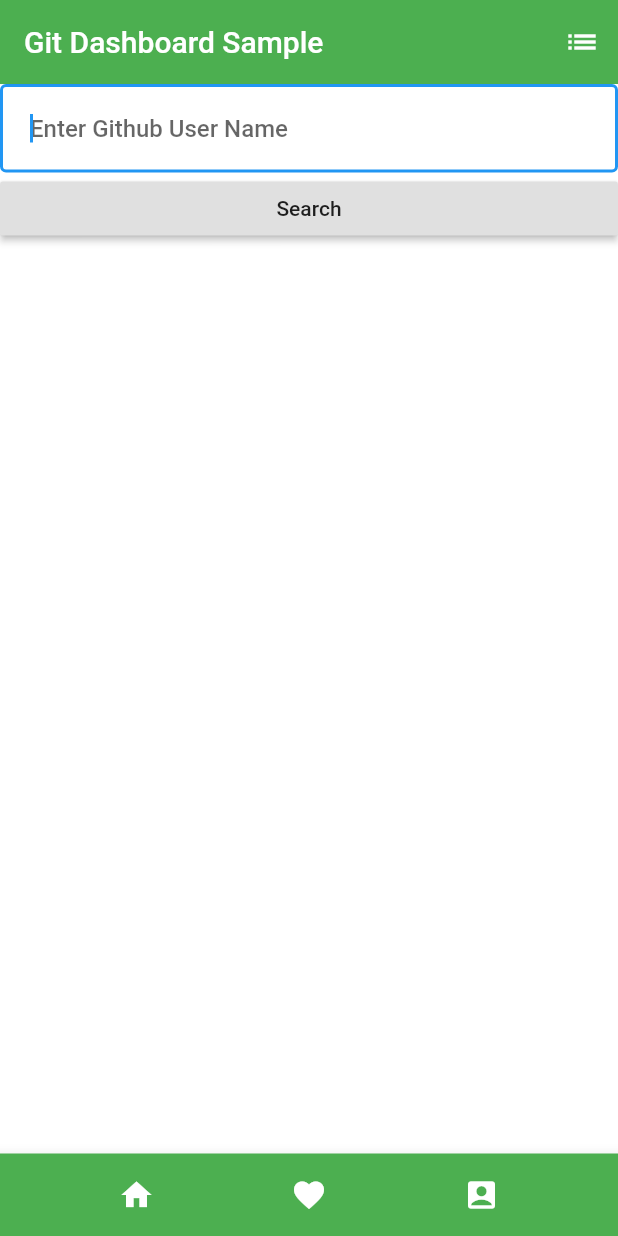
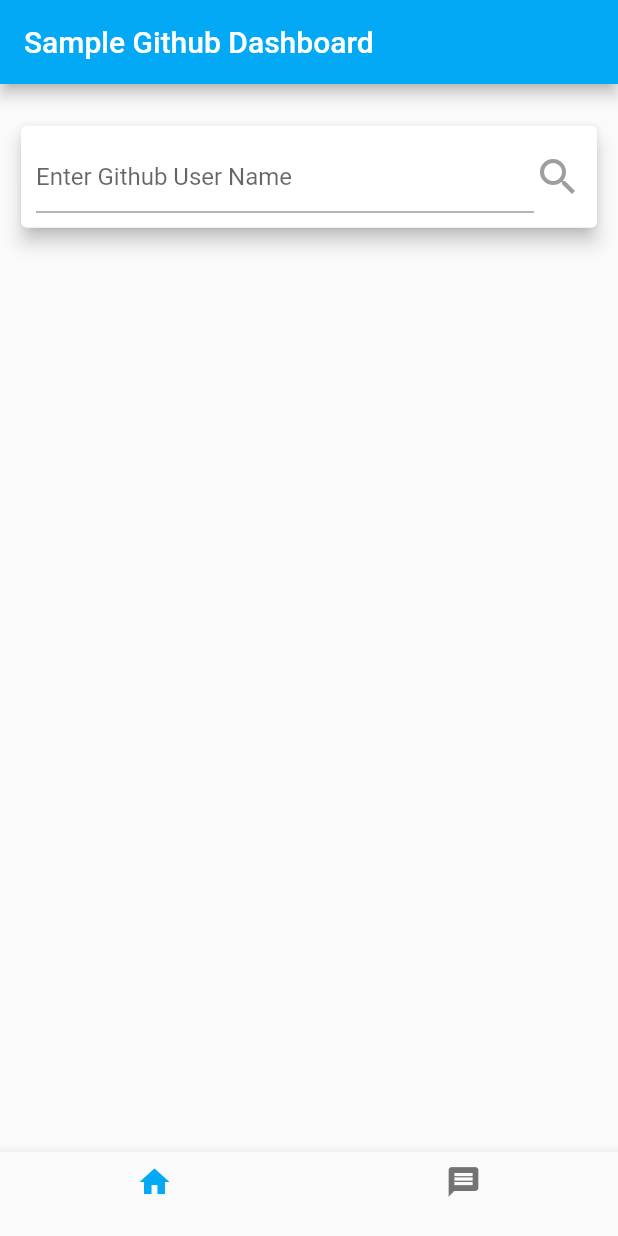
Before and after one commit to ABDERRAOUFMERAZKA/GitHubFetchRepository, a Flutter app: the screen it shows after launch, on a phone screen of 412 x 824 dp. Run offline on Flutter 3.47's test engine with Material 2 defaults, Android fonts, the phone set to English and light mode, and no system bars.

Commit message:
refacto & create navigation & use Provider

```diff
--- /dev/null
+++ b/lib/Models/repos.dart
@@ -0,0 +1,12 @@
+import 'package:flutter/material.dart';
+
+class Repos {
+  final int id;
+  final String name;
+  final String description;
+
+  Repos(
+      {@required this.id,
+        @required this.name,
+        @required this.description});
+}
--- /dev/null
+++ b/lib/Navigation/navigation.dart
@@ -0,0 +1,58 @@
+import 'package:dynamic_list/Screens/contactScreen.dart';
+import 'package:flutter/material.dart';
+import '../screens/homeScreen.dart';
+import '../Screens/contactScreen.dart';
+
+class Tabs extends StatefulWidget {
+  @override
+  _TabsState createState() => _TabsState();
+}
+
+class _TabsState extends State<Tabs> {
+  // init list of tabsbar
+  final List<Map<String, Object>> _listTabsbar = [
+    {
+      'title': 'Sample Github Dashboard',
+      'body': HomeScreen(),
+      'icon': Icons.home,
+    },
+    {
+      'title': 'Contact',
+      'body': ContactScreen(),
+      'icon': Icons.message,
+    }
+  ];
+  // init index of tabsbar
+  int _indexTabsbar = 0;
+  // select a tabs
+  void _selectTabsbar(index) {
+    setState(() {
+      _indexTabsbar = index;
+    });
+  }
+
+  @override
+  Widget build(BuildContext context) {
+    final AppBar appBar = AppBar(
+      title: Text(_listTabsbar[_indexTabsbar]['title'],
+        style: TextStyle(color: Colors.white)),
+    );
+    return Scaffold(
+      appBar: appBar,
+      body: Container(
+        height: MediaQuery.of(context).size.height - appBar.preferredSize.height,
+        child: _listTabsbar[_indexTabsbar]['body'],
+      ),
+      bottomNavigationBar: BottomNavigationBar(
+        currentIndex: _indexTabsbar,
+        onTap: _selectTabsbar,
+        items: _listTabsbar
+            .map((e) => BottomNavigationBarItem(
+          icon: Icon(e['icon']),
+          title: Text(''),
+        ))
+            .toList(),
+      ),
+    );
+  }
+}
--- /dev/null
+++ b/lib/Screens/homeScreen.dart
@@ -0,0 +1,24 @@
+import 'package:flutter/material.dart';
+import '../widgets/Search.dart';
+import '../Widgets/listRepo.dart';
+
+class HomeScreen extends StatelessWidget {
+  @override
+  Widget build(BuildContext context) {
+    return Container(
+      padding: EdgeInsets.all(10),
+      child: LayoutBuilder(
+        builder: (ctx, constraints) => Column(
+          children: <Widget>[
+            Container(
+                height: constraints.maxHeight * 0.15,
+                alignment: Alignment.center,
+                child: SearchBar()
+            ),
+            Container(height: constraints.maxHeight * 0.85, child: ListRepos())
+          ],
+        ),
+      ),
+    );
+  }
+}
--- /dev/null
+++ b/lib/Widgets/Search.dart
@@ -0,0 +1,60 @@
+import 'package:flutter/material.dart';
+import 'package:provider/provider.dart';
+import '../providers/listRepoProviders.dart';
+
+class SearchBar extends StatefulWidget {
+  @override
+  _SearchBarState createState() => _SearchBarState();
+}
+
+class _SearchBarState extends State<SearchBar> {
+  final _searchController = TextEditingController();
+
+  void _handleSearch(BuildContext ctx) {
+      Provider.of<ListReposProvider>(ctx, listen: false)
+          .getListRepos(_searchController.text)
+          .then((_) => {});
+  }
+
+  @override
+  void initState() {
+    _searchController.text =
+        Provider.of<ListReposProvider>(context, listen: false).username;
+    super.initState();
+  }
+
+  @override
+  Widget build(BuildContext context) {
+    return Card(
+      elevation: 5,
+      child: Container(
+        padding: EdgeInsets.all(10),
+        child: LayoutBuilder(
+          builder: (ctx, constraints) => Row(
+            mainAxisAlignment: MainAxisAlignment.spaceEvenly,
+            crossAxisAlignment: CrossAxisAlignment.center,
+            children: <Widget>[
+              Container(
+                width: constraints.maxWidth - 32,
+                child: TextField(
+                  decoration: InputDecoration(
+                    hintText: "Enter Github User Name",
+                  ),
+                  controller: _searchController,
+                ),
+              ),
+              InkWell(
+                child: Icon(
+                  Icons.search,
+                  size: 32,
+                  color: Colors.grey,
+                ),
+                onTap: () => _handleSearch(context),
+              )
+            ],
+          ),
+        ),
+      ),
+    );
+  }
+}
--- /dev/null
+++ b/lib/Widgets/listRepo.dart
@@ -0,0 +1,41 @@
+import 'package:flutter/material.dart';
+import 'package:provider/provider.dart';
+import '../Models/repos.dart';
+import '../providers/listRepoProviders.dart';
+
+class ListRepos extends StatelessWidget {
+  @override
+  Widget build(BuildContext context) {
+    final List<Repos> listRepos =
+        Provider.of<ListReposProvider>(context).listRepos;
+    return Container(
+      margin: EdgeInsets.symmetric(vertical: 10),
+      child: ListView.builder(
+        itemCount: listRepos.length,
+        itemBuilder: (context, index) => Card(
+          child: InkWell(
+            onTap: () {
+              return(
+                  Text(
+                    listRepos[index].name,
+                    style: Theme.of(context).textTheme.title,
+                  )
+              );
+            },
+            child: ListTile(
+              trailing:
+              Icon(Icons.details, color: Colors.black, size: 20.0),
+              title: Text(
+                listRepos[index].name,
+                style: Theme.of(context).textTheme.title,
+              ),
+              subtitle: Text(
+                listRepos[index].description != null? listRepos[index].description: '',
+              ),
+            ),
+          )
+        ),
+      ),
+    );
+  }
+}
--- a/lib/main.dart
+++ b/lib/main.dart
@@ -1,147 +1,29 @@
 import 'package:flutter/material.dart';
-import 'package:http/http.dart' as http;
-import 'dart:convert';
+import 'package:provider/provider.dart';
+import './Navigation/navigation.dart';
+import './providers/listRepoProviders.dart';
 
-void main() => runApp(MaterialApp(
-  title: 'Git Dashboard Sample',
-  theme: new ThemeData(primaryColor: Color.fromRGBO(58, 66, 86, 1.0)),
-  home: MyApp(),
-));
+void main() => runApp(MyApp());
 
-class MyApp extends StatefulWidget {
-  @override
-  MyAppState createState() {
-    return new MyAppState();
-  }
-}
-
-class MyAppState extends State<MyApp> {
-  bool pressed = false;
-  List repos = [];
-  String userName = '';
-
-  initState() {
-    pressed = false;
-  }
-
-  void _callApi() async {
-    String url = 'https://api.github.com/users/${userName}/repos';
-      final http.Response response = await http.get(url);
-      final data = json.decode(response.body);
-      setState(() {
-        this.repos = data;
-        pressed = !pressed;
-      });
-  }
-
-  void _returnToHome() {
-    setState(() {
-      pressed = false;
-      repos = [];
-    });
-  }
-
-  final topAppBar = AppBar(
-    elevation: 0.1,
-    backgroundColor: Colors.green,
-    title: Text('Git Dashboard Sample'),
-    actions: <Widget>[
-      IconButton(
-        icon: Icon(Icons.list),
-        onPressed: () {},
-      )
-    ],
-  );
-
+class MyApp extends StatelessWidget {
   @override
   Widget build(BuildContext context) {
-    return Scaffold(
-      backgroundColor: Colors.white,
-      appBar: topAppBar,
-      bottomNavigationBar: Container(
-        height: 55.0,
-        child: BottomAppBar(
-          color: Colors.green,
-          child: Row(
-            mainAxisAlignment: MainAxisAlignment.spaceEvenly,
-            children: <Widget>[
-              IconButton(
-                icon: Icon(Icons.home, color: Colors.white),
-                onPressed: () {
-                  _returnToHome();
-                },
-              ),
-              IconButton(
-                icon: Icon(Icons.favorite, color: Colors.white),
-                onPressed: () {},
-              ),
-              IconButton(
-                icon: Icon(Icons.account_box, color: Colors.white),
-                onPressed: () {},
-              )
-            ],
+    return MultiProvider(
+      providers: [
+        ChangeNotifierProvider.value(
+          value: ListReposProvider(),
+        )
+      ],
+      child: MaterialApp(
+        home: Tabs(),
+        theme: ThemeData(
+          primarySwatch: Colors.lightBlue,
+          accentColor: Colors.white,
+          textTheme: TextTheme(
+            title: TextStyle(
+                fontSize: 18, fontWeight: FontWeight.bold, color: Colors.lightBlue),
           ),
         ),
-      ),
-      body: ListView(
-        children: pressed ? <Widget>[
-          ListView.builder(
-            scrollDirection: Axis.vertical,
-            shrinkWrap: true,
-            itemCount: this.repos.length,
-            itemBuilder: (BuildContext context, index) {
-              return Card(
-                  elevation: 8.0,
-                  margin: new EdgeInsets.symmetric(horizontal: 10.0, vertical: 6.0),
-                  child: Container(
-                    padding: const EdgeInsets.all(16.0),
-                    child: ListTile(
-                      contentPadding: EdgeInsets.symmetric(horizontal: 20.0, vertical: 10.0),
-                      leading: Container(
-                      padding: EdgeInsets.only(right: 12.0),
-                      decoration: new BoxDecoration(
-                      border: new Border(
-                      right: new BorderSide(width: 1.0, color: Colors.white24))),
-                      child: Icon(Icons.autorenew, color: Colors.white),
-                      ),
-                      title: Text(
-                      this.repos[index]['name'],
-                      style: TextStyle(color: Colors.black, fontWeight: FontWeight.bold),
-                      ),
-
-                      subtitle: Row(
-                        children: <Widget>[
-                        Icon(Icons.assignment, color: Colors.black),
-                        Text(this.repos[index]['language'], style: TextStyle(color: Colors.grey, fontWeight: FontWeight.bold)),
-                        ],
-                      ),
-                  ))
-              );
-            },
-          )
-        ] :
-            <Widget> [
-              TextField(
-                style: TextStyle(color: Colors.black, fontWeight: FontWeight.w500),
-                decoration: InputDecoration(
-                    hintText: "Enter Github User Name",
-                    contentPadding: const EdgeInsets.all(20.0),
-                    border: new OutlineInputBorder(
-                        borderSide: new BorderSide(color: Colors.red)
-                    )
-                ),
-                autofocus: true,
-                onChanged: (v)=>setState((){
-                  userName = v;
-                }),
-              ),
-              RaisedButton(
-                onPressed: () {
-                  _callApi();
-                },
-                child: new Text('Search'),
-              )
-            ]
       ),
     );
   }
--- /dev/null
+++ b/lib/providers/listRepoProviders.dart
@@ -0,0 +1,34 @@
+import 'dart:convert';
+import 'package:flutter/material.dart';
+import 'package:http/http.dart' as http;
+import '../Models/repos.dart';
+
+class ListReposProvider with ChangeNotifier {
+  List<Repos> _listRepos = [];
+  List<Repos> get listRepos => _listRepos;
+
+  String _username = '';
+  String get username => _username;
+
+  Future<void> getListRepos(String value) async {
+    final String url = 'https://api.github.com/users/$value/repos?client_id=377d2e1610e7c601e6e8&client_secret=04cb973dac25fa3c57189a9c3a96e1465bba0921';
+    _username = value;
+    try {
+      final response = await http.get(url);
+      final data = json.decode(response.body);
+      final List<Repos> result = [];
+      data.forEach((e) {
+        result.add(Repos(
+          id: e['id'],
+          name: e['name'],
+          description: e['description'],
+        ));
+      });
+      _listRepos = result;
+      notifyListeners();
+    } catch (error) {
+      _listRepos = [];
+      notifyListeners();
+    }
+  }
+}
--- a/pubspec.yaml
+++ b/pubspec.yaml
@@ -24,6 +24,7 @@
   # Use with the CupertinoIcons class for iOS style icons.
   cupertino_icons: ^0.1.2
   http: ^0.12.0
+  provider: ^3.1.0
 
 dev_dependencies:
   flutter_test:
```
Also changed, not shown: lib/Screens/contactScreen.dart (added, +10 -0 lines), pubspec.lock.
